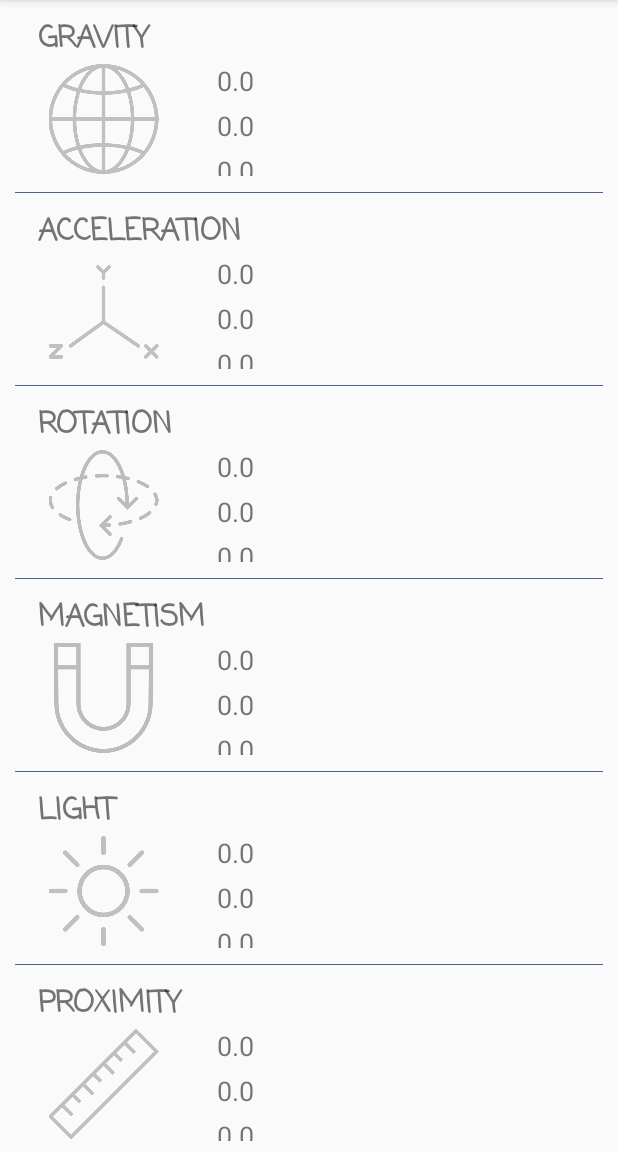
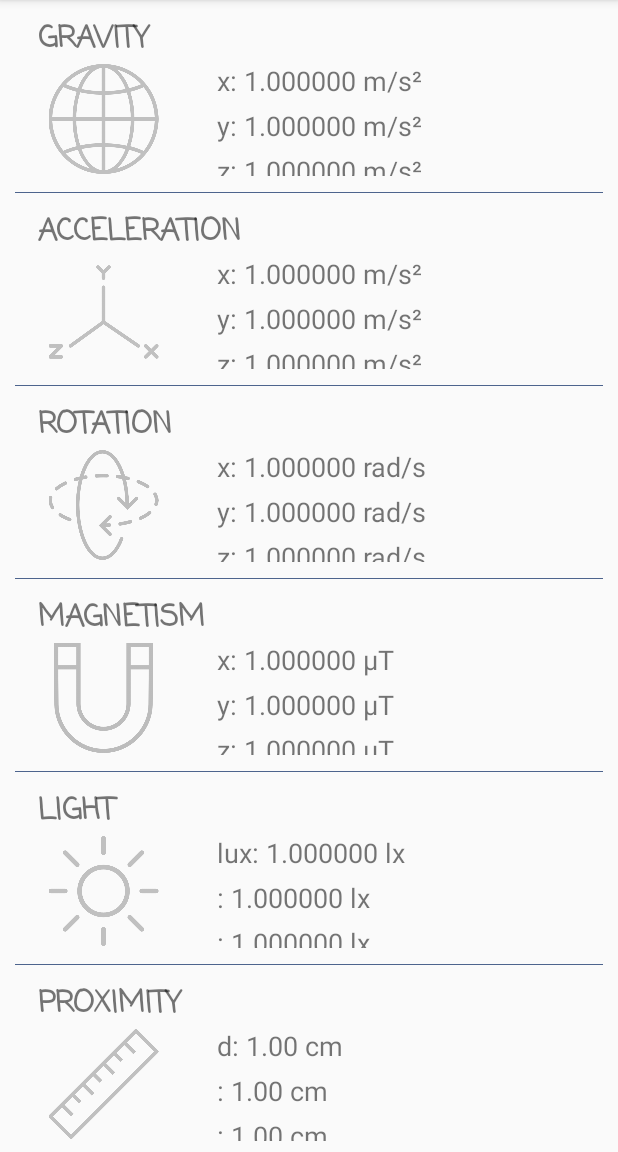
Before and after one commit to CirQ/SenCons, an Android app: the screen it shows after launch (MainActivity), on a phone screen of 412 x 824 dp, the part 84-1236 px from its top. Run offline under Robolectric (Android 15) with nearby library versions, the light colour scheme and no system bars.

Commit message:
format measurements and units display

```diff
--- a/app/src/main/java/me/cirq/sencons/activity/MainActivity.java
+++ b/app/src/main/java/me/cirq/sencons/activity/MainActivity.java
@@ -62,15 +62,15 @@ public class MainActivity extends AppCompatActivity implements View.OnClickListe
 
 
     private static SensorItem[] sensors = {
-        new SensorItem("gravity", R.drawable.light_gravity, R.drawable.dark_gravity),
-        new SensorItem("acceleration", R.drawable.light_acceleration, R.drawable.dark_acceleration),
-        new SensorItem("rotation", R.drawable.light_rotation, R.drawable.dark_rotation),
-        new SensorItem("magnetism", R.drawable.light_magnetism, R.drawable.dark_magnetism),
-        new SensorItem("light", R.drawable.light_light, R.drawable.dark_light),
-        new SensorItem("proximity", R.drawable.light_proximity, R.drawable.dark_proximity),
-        new SensorItem("temperature", R.drawable.light_temperature, R.drawable.dark_temperature),
-        new SensorItem("humidity", R.drawable.light_humidity, R.drawable.dark_humidity),
-        new SensorItem("pressure", R.drawable.light_pressure, R.drawable.dark_pressure),
+        new SensorItem("gravity",       R.drawable.light_gravity,       R.drawable.dark_gravity,        new String[]{"x","y","z"},  "m/s²",     6),
+        new SensorItem("acceleration",  R.drawable.light_acceleration,  R.drawable.dark_acceleration,   new String[]{"x","y","z"},  "m/s²",     6),
+        new SensorItem("rotation",      R.drawable.light_rotation,      R.drawable.dark_rotation,       new String[]{"x","y","z"},  "rad/s",    6),
+        new SensorItem("magnetism",     R.drawable.light_magnetism,     R.drawable.dark_magnetism,      new String[]{"x","y","z"},  "μT",       6),
+        new SensorItem("light",         R.drawable.light_light,         R.drawable.dark_light,          new String[]{"lux","",""},  "lx",       6),
+        new SensorItem("proximity",     R.drawable.light_proximity,     R.drawable.dark_proximity,      new String[]{"d","",""},    "cm",       2),
+        new SensorItem("temperature",   R.drawable.light_temperature,   R.drawable.dark_temperature,    new String[]{"T","",""},    "°C",       1),
+        new SensorItem("humidity",      R.drawable.light_humidity,      R.drawable.dark_humidity,       new String[]{"AH","",""},   "%",        2),
+        new SensorItem("pressure",      R.drawable.light_pressure,      R.drawable.dark_pressure,       new String[]{"p","",""},    "hPa",      6),
     };
 
 
--- a/app/src/main/java/me/cirq/sencons/activity/SensorItem.java
+++ b/app/src/main/java/me/cirq/sencons/activity/SensorItem.java
@@ -6,12 +6,20 @@ public class SensorItem {
     private int lightImageId;
     private int darkImageId;
     private boolean light;
+    private float[] values;
+    private String[] dim;
+    private String unit;
+    private String fmt;
 
-    public SensorItem(String name, int lightImageId, int darkImageId) {
+    public SensorItem(String name, int lightImageId, int darkImageId, String[] dim, String unit, int round) {
         this.name = name.toUpperCase();
         this.lightImageId = lightImageId;
         this.darkImageId = darkImageId;
         this.light = true;
+        this.values = new float[]{1, 1, 1};
+        this.dim = dim;
+        this.unit = unit;
+        this.fmt = String.format("%%s: %%.%df %%s", round);
     }
 
     public String getName() {
@@ -26,5 +34,14 @@ public class SensorItem {
         this.light ^= true;
     }
 
+    public void setValues(float[] values){
+        System.arraycopy(values, 0, this.values, 0, values.length);
+    }
+
+    public String getValue(int i){
+        if(values[i] < 0)
+            return "";
+        return String.format(fmt, dim[i], values[i], unit);
+    }
 
 }
--- a/app/src/main/java/me/cirq/sencons/activity/SensorsAdapter.java
+++ b/app/src/main/java/me/cirq/sencons/activity/SensorsAdapter.java
@@ -12,13 +12,14 @@ import java.util.List;
 import me.cirq.sencons.R;
 
 public class SensorsAdapter extends ArrayAdapter<SensorItem> {
-    private int resourceId;
-    private int textViewResourceId;
+    private TextView mText;
+    private ImageView mImage;
+    private TextView mValue0;
+    private TextView mValue1;
+    private TextView mValue2;
 
     public SensorsAdapter(Context context, int resourceId, int textViewResourceId, List<SensorItem> objects){
         super(context, resourceId, textViewResourceId, objects);
-        this.resourceId = resourceId;
-        this.textViewResourceId = textViewResourceId;
     }
 
     @Override
@@ -27,10 +28,16 @@ public class SensorsAdapter extends ArrayAdapter<SensorItem> {
         SensorItem sensor = getItem(position);
 
         if(sensor != null) {
-            ImageView image = view.findViewById(R.id.sensor_image);
-            image.setImageResource(sensor.getImageId());
-            TextView text = view.findViewById(R.id.sensor_name);
-            text.setText(sensor.getName());
+            mText = view.findViewById(R.id.sensor_name);
+            mText.setText(sensor.getName());
+            mImage = view.findViewById(R.id.sensor_image);
+            mImage.setImageResource(sensor.getImageId());
+            mValue0 = view.findViewById(R.id.values0);
+            mValue0.setText(sensor.getValue(0));
+            mValue1 = view.findViewById(R.id.values1);
+            mValue1.setText(sensor.getValue(1));
+            mValue2 = view.findViewById(R.id.values2);
+            mValue2.setText(sensor.getValue(2));
         }
 
         return view;
```
